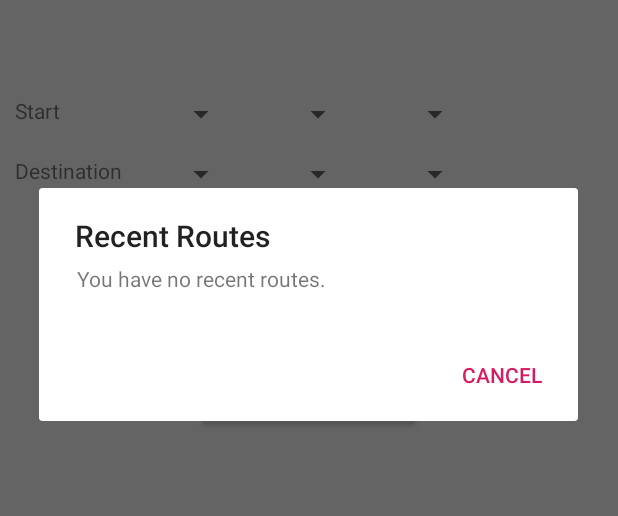
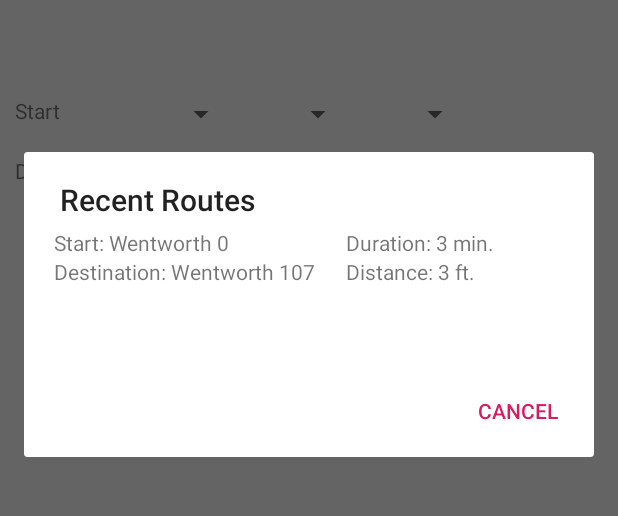
Before and after one commit to fossij/Monumap, an Android app: the screen it shows after launch (Home), in the side drawer, after a tap on "Recent Routes", on a phone screen of 412 x 824 dp, the part 313-829 px from its top. Run offline under Robolectric (Android 15) with nearby library versions, the phone set to English and light mode, and no system bars.

Commit message:
Added adapter for recent routes

```diff
--- /dev/null
+++ b/app/src/main/java/edu/wit/mobileapp/monumap/Adapters/RecentRoutesListAdapter.java
@@ -0,0 +1,45 @@
+package edu.wit.mobileapp.monumap.Adapters;
+
+import android.content.Context;
+import android.view.LayoutInflater;
+import android.view.View;
+import android.view.ViewGroup;
+import android.widget.ArrayAdapter;
+import android.widget.TextView;
+
+import java.util.List;
+
+import edu.wit.mobileapp.monumap.Entities.Route;
+import edu.wit.mobileapp.monumap.R;
+
+public class RecentRoutesListAdapter extends ArrayAdapter<Route> {
+    private LayoutInflater mInflater;
+
+    public RecentRoutesListAdapter(Context context, int rid, List<Route> list) {
+        super(context, rid, list);
+        mInflater = (LayoutInflater)context.getSystemService(Context.LAYOUT_INFLATER_SERVICE);
+    }
+
+    public View getView(int position, View convertView, ViewGroup parent) {
+        Route route = getItem(position);
+        View view = mInflater.inflate(R.layout.recent_routes_list_item, null);
+
+        // set route start location
+        TextView routeStart = view.findViewById(R.id.recent_route_start_location_name);
+        routeStart.setText(getContext().getResources().getString(R.string.recent_routes_start_location, route.getStart().getLocationName()));
+
+        // set route destination location
+        TextView routeDestination = view.findViewById(R.id.recent_route_destination_location_name);
+        routeDestination.setText(getContext().getResources().getString(R.string.recent_routes_destination_location, route.getDestination().getLocationName()));
+
+        // set route duration
+        TextView routeDuration = view.findViewById(R.id.recent_route_duration);
+        routeDuration.setText(getContext().getResources().getString(R.string.recent_routes_duration, route.getDuration()));
+
+        // set route distance
+        TextView routeDistance = view.findViewById(R.id.recent_route_distance);
+        routeDistance.setText(getContext().getResources().getString(R.string.recent_routes_distance, route.getDistance()));
+
+        return view;
+    }
+}
--- a/app/src/main/java/edu/wit/mobileapp/monumap/Dialogs/RecentRoutes.java
+++ b/app/src/main/java/edu/wit/mobileapp/monumap/Dialogs/RecentRoutes.java
@@ -5,25 +5,36 @@ import android.app.Dialog;
 import android.content.DialogInterface;
 import android.os.Bundle;
 import android.support.v4.app.DialogFragment;
+import android.util.Log;
 import android.view.LayoutInflater;
 import android.view.View;
 import android.view.ViewGroup;
+import android.widget.AdapterView;
+import android.widget.ArrayAdapter;
+import android.widget.ListView;
+import android.widget.TextView;
+import android.widget.Toast;
 
 import java.util.ArrayList;
 
+import edu.wit.mobileapp.monumap.Adapters.RecentRoutesListAdapter;
 import edu.wit.mobileapp.monumap.Entities.Route;
 import edu.wit.mobileapp.monumap.R;
 
 public class RecentRoutes extends DialogFragment {
     private ArrayList<Route> recentRoutes;
+    private int numRoutes;
+    private Route selectedRoute;
 
-    public void setRecentRoutes(ArrayList<Route> recentRoutes) {
+
+    public void setRecentRoutes(ArrayList<Route> recentRoutes, int numRoutes) {
         this.recentRoutes = recentRoutes;
+        this.numRoutes = numRoutes;
     }
 
     @Override
-    public Dialog onCreateDialog(Bundle savedInstanceState) {
-        AlertDialog.Builder builder = new AlertDialog.Builder(getActivity());
+    public Dialog onCreateDialog(final Bundle savedInstanceState) {
+        final AlertDialog.Builder builder = new AlertDialog.Builder(getActivity());
         LayoutInflater inflater = requireActivity().getLayoutInflater();
         View view = inflater.inflate(R.layout.fragment_recent_routes, null);
 
@@ -34,11 +45,27 @@ public class RecentRoutes extends DialogFragment {
 
         // check empty
         if(!recentRoutes.isEmpty()) {
-            // set text view
-            builder.setPositiveButton(getString(R.string.recent_routes_calculate), new DialogInterface.OnClickListener() {
+            // remove text view
+            TextView textView = view.findViewById(R.id.no_recent_routes_text);
+            textView.setVisibility(View.GONE);
+
+            // store only desired number of recent routes
+            ArrayList<Route> tmpRecentRoutes = new ArrayList<>();
+            if(numRoutes > recentRoutes.size()) {
+                numRoutes = recentRoutes.size();
+            }
+            for(int i = 0; i < numRoutes; i++) {
+                tmpRecentRoutes.add(recentRoutes.get(i));
+            }
+
+            // create list adapter for updated list
+            final RecentRoutesListAdapter adapter = new RecentRoutesListAdapter(getActivity(), R.id.recent_routes_list, tmpRecentRoutes);
+            builder.setAdapter(adapter, new DialogInterface.OnClickListener() {
                 @Override
                 public void onClick(DialogInterface dialogInterface, int i) {
-
+                    selectedRoute = adapter.getItem(i);
+                    // either calculate route or figure out how to hold onto value and not close dialog...
+                    Toast.makeText(getActivity(), "Calculating route " + selectedRoute.getStart().getLocationName(), Toast.LENGTH_LONG).show();
                 }
             });
         }
--- a/app/src/main/java/edu/wit/mobileapp/monumap/Dialogs/Settings.java
+++ b/app/src/main/java/edu/wit/mobileapp/monumap/Dialogs/Settings.java
@@ -6,6 +6,7 @@ import android.content.DialogInterface;
 import android.content.SharedPreferences;
 import android.os.Bundle;
 import android.support.v4.app.DialogFragment;
+import android.util.Log;
 import android.view.LayoutInflater;
 import android.view.View;
 import android.widget.ArrayAdapter;
@@ -16,7 +17,7 @@ import edu.wit.mobileapp.monumap.R;
 
 public class Settings extends DialogFragment {
     private SharedPreferences sharedPreferences;
-    private final Integer[] recentRoutesOptions = new Integer[]{1,2,3,4,5,10,20};
+    private final Integer[] recentRoutesOptions = new Integer[]{1,2,3,4,5};
 
     public void setSharedPreferences(SharedPreferences sharedPreferences) {
         this.sharedPreferences = sharedPreferences;
@@ -36,7 +37,7 @@ public class Settings extends DialogFragment {
         final Spinner recentRoutesSpinner = view.findViewById(R.id.settings_recent_routes_spinner);
         ArrayAdapter<Integer> recentRoutesAdapter = new ArrayAdapter<Integer>(getContext(), android.R.layout.simple_spinner_item, recentRoutesOptions);
         recentRoutesSpinner.setAdapter(recentRoutesAdapter);
-        recentRoutesSpinner.setSelection(sharedPreferences.getInt("recentRoutesNumber", 0));
+        recentRoutesSpinner.setSelection(sharedPreferences.getInt(getString(R.string.sp_recentRoutesPosition), 0));
 
         builder.setTitle(R.string.settings_title)
                 .setPositiveButton(R.string.settings_save, new DialogInterface.OnClickListener() {
@@ -46,7 +47,8 @@ public class Settings extends DialogFragment {
                         SharedPreferences.Editor editor = sharedPreferences.edit();
                         editor.putBoolean(getString(R.string.sp_wheelchairAccessibilityEnabled), wheelchairButton.isChecked());
                         editor.putBoolean(getString(R.string.sp_textToSpeechEnabled), textToSpeechButton.isChecked());
-                        editor.putInt("recentRoutesNumber", recentRoutesSpinner.getSelectedItemPosition());
+                        editor.putInt(getString(R.string.sp_recentRoutesPosition), recentRoutesSpinner.getSelectedItemPosition());
+                        editor.putInt(getString(R.string.sp_recentRoutesNumber), recentRoutesOptions[recentRoutesSpinner.getSelectedItemPosition()]);
                         editor.apply();
                     }
                 })
--- a/app/src/main/java/edu/wit/mobileapp/monumap/Home.java
+++ b/app/src/main/java/edu/wit/mobileapp/monumap/Home.java
@@ -1,6 +1,7 @@
 package edu.wit.mobileapp.monumap;
 
 import android.content.Context;
+import android.content.DialogInterface;
 import android.content.Intent;
 import android.content.SharedPreferences;
 import android.support.annotation.NonNull;
@@ -8,15 +9,21 @@ import android.support.design.widget.NavigationView;
 import android.support.v4.view.GravityCompat;
 import android.support.v4.widget.DrawerLayout;
 import android.support.v7.app.ActionBarDrawerToggle;
+import android.support.v7.app.AlertDialog;
 import android.support.v7.app.AppCompatActivity;
 import android.os.Bundle;
 import android.support.v7.widget.Toolbar;
+import android.view.LayoutInflater;
 import android.view.MenuItem;
 import android.view.View;
+import android.widget.ArrayAdapter;
 import android.widget.Button;
+import android.widget.TextView;
+import android.widget.Toast;
 
 import java.util.ArrayList;
 
+import edu.wit.mobileapp.monumap.Adapters.RecentRoutesListAdapter;
 import edu.wit.mobileapp.monumap.Dialogs.RecentRoutes;
 import edu.wit.mobileapp.monumap.Dialogs.Settings;
 import edu.wit.mobileapp.monumap.Entities.Direction;
@@ -65,13 +72,7 @@ public class Home extends AppCompatActivity implements NavigationView.OnNavigati
                 ArrayList<Instruction> instructions = new ArrayList<>();
                 instructions.add(new Instruction("Take a left", Direction.LEFT, 1, 1));
                 instructions.add(new Instruction("Take a right", Direction.RIGHT, 1, 1));
-                instructions.add(new Instruction("Go down the stairs", Direction.STAIRS, 1, 1));
-                instructions.add(new Instruction("Take a left", Direction.LEFT, 1, 1));
-                instructions.add(new Instruction("Take a right", Direction.RIGHT, 1, 1));
-                instructions.add(new Instruction("Go down the stairs", Direction.STAIRS, 1, 1));
-                instructions.add(new Instruction("Take a left", Direction.LEFT, 1, 1));
-                instructions.add(new Instruction("Take a right", Direction.RIGHT, 1, 1));
-                instructions.add(new Instruction("Go down the stairs", Direction.STAIRS, 1, 1));
+                instructions.add(new Instruction("Take the stairs", Direction.STAIRS, 1, 1));
                 int duration = 3;
                 int distance = 3;
 
@@ -96,9 +97,10 @@ public class Home extends AppCompatActivity implements NavigationView.OnNavigati
                 drawerLayout.closeDrawer(GravityCompat.START);
                 break;
             case R.id.nav_recent_routes:
+                ArrayList<Route> recentRoutesList = createTestRoutes();
+                int numRoutes = sharedPreferences.getInt(getString(R.string.sp_recentRoutesNumber), 1);
                 RecentRoutes recentRoutes = new RecentRoutes();
-                ArrayList<Route> recentRoutesList = new ArrayList<>();
-                recentRoutes.setRecentRoutes(recentRoutesList);
+                recentRoutes.setRecentRoutes(recentRoutesList, numRoutes);
                 recentRoutes.show(this.getSupportFragmentManager(), "RecentRoutesDialog");
                 drawerLayout.closeDrawer(GravityCompat.START);
                 break;
@@ -122,4 +124,20 @@ public class Home extends AppCompatActivity implements NavigationView.OnNavigati
     private void initializeStorage() {
         sharedPreferences = getSharedPreferences(getString(R.string.preferences), Context.MODE_PRIVATE);
     }
+
+    private ArrayList<Route> createTestRoutes() {
+        ArrayList<Route> res = new ArrayList<>();
+        for(int i = 0; i < 4; i++) {
+            Location start = new Location("Wentworth", 1, i);
+            Location destination = new Location("Wentworth", 1, 107);
+            ArrayList<Instruction> instructions = new ArrayList<>();
+            instructions.add(new Instruction("Take a right", Direction.RIGHT, 1, 1));
+            instructions.add(new Instruction("Go down the stairs", Direction.STAIRS, 1, 1));
+            int duration = 3;
+            int distance = 3;
+            res.add(new Route(instructions, start, destination, duration, distance, 0));
+        }
+
+        return res;
+    }
 }
--- a/app/src/main/java/edu/wit/mobileapp/monumap/Instructions.java
+++ b/app/src/main/java/edu/wit/mobileapp/monumap/Instructions.java
@@ -53,14 +53,18 @@ public class Instructions extends AppCompatActivity {
         super.onCreate(savedInstanceState);
         setContentView(R.layout.activity_instructions);
 
-        // create nav menu
-        mBottomNavigationView = findViewById(R.id.nav_view);
-        mBottomNavigationView.setOnNavigationItemSelectedListener(mOnNavigationItemSelectedListener);
-
         // initialize data
         currentRoute = (Route) getIntent().getSerializableExtra("currentRoute");
         instructions = (ArrayList<Instruction>) currentRoute.getInstructions().clone();     // clone to not overwrite base instructions for route
         previousInstructions = new Stack<>();
+
+        // create nav menu
+        mBottomNavigationView = findViewById(R.id.nav_view);
+        mBottomNavigationView.setOnNavigationItemSelectedListener(mOnNavigationItemSelectedListener);
+        if(instructions.size() == 1) {
+            MenuItem nextButton = mBottomNavigationView.getMenu().findItem(R.id.nav_next);
+            nextButton.setTitle("Complete Route");
+        }
 
         // create progress bar
         progressBar = findViewById(R.id.progress_bar);
@@ -143,16 +147,17 @@ public class Instructions extends AppCompatActivity {
             item.setTitle("Complete Route");
         }
 
+        // if route completed, create complete dialog
+        if(instructions.isEmpty()) {
+            Complete complete = new Complete();
+            complete.show(this.getSupportFragmentManager(), "CompleteDialog");
+            return;
+        }
+
         // set previous button to visible if passed first instruction
         MenuItem prev = mBottomNavigationView.getMenu().findItem(R.id.nav_prev);
         if(!prev.isVisible()) {
             prev.setVisible(true);
         }
-
-        // if route completed, create complete dialog
-        else if(instructions.isEmpty()) {
-            Complete complete = new Complete();
-            complete.show(this.getSupportFragmentManager(), "CompleteDialog");
-        }
     }
 }
--- a/app/src/main/res/layout/fragment_recent_routes.xml
+++ b/app/src/main/res/layout/fragment_recent_routes.xml
@@ -12,11 +12,18 @@
 
         <TextView
             android:text="@string/recent_routes_no_routes_text"
+            android:id="@+id/no_recent_routes_text"
             android:layout_width="wrap_content"
             android:layout_height="wrap_content"
             android:layout_marginStart="25dp"
             android:layout_marginTop="5dp" />
 
+
+        <ListView
+            android:id="@+id/recent_routes_list"
+            android:layout_width="match_parent"
+            android:layout_height="wrap_content" />
+
     </LinearLayout>
 
 </FrameLayout>
--- a/app/src/main/res/layout/fragment_settings.xml
+++ b/app/src/main/res/layout/fragment_settings.xml
@@ -63,7 +63,7 @@
                 android:id="@+id/settings_recent_routes_spinner"
                 android:layout_width="wrap_content"
                 android:layout_height="wrap_content"
-                android:layout_marginStart="20dp" />
+                android:layout_marginStart="100dp" />
 
         </LinearLayout>
 
--- /dev/null
+++ b/app/src/main/res/layout/recent_routes_list_item.xml
@@ -0,0 +1,49 @@
+<?xml version="1.0" encoding="utf-8"?>
+<LinearLayout xmlns:android="http://schemas.android.com/apk/res/android"
+    android:layout_width="fill_parent"
+    android:layout_height="fill_parent"
+    android:orientation="horizontal">
+
+    <LinearLayout
+        android:layout_width="wrap_content"
+        android:layout_height="match_parent"
+        android:layout_marginStart="20dp"
+        android:layout_marginTop="5dp"
+        android:orientation="vertical">
+
+        <TextView
+            android:id="@+id/recent_route_start_location_name"
+            android:layout_width="wrap_content"
+            android:layout_height="wrap_content"
+            android:textSize="14sp"/>
+
+        <TextView
+            android:id="@+id/recent_route_destination_location_name"
+            android:layout_width="wrap_content"
+            android:layout_height="wrap_content"
+            android:textSize="14sp"/>
+
+    </LinearLayout>
+
+    <LinearLayout
+        android:layout_width="wrap_content"
+        android:layout_height="match_parent"
+        android:layout_marginStart="20dp"
+        android:layout_marginTop="5dp"
+        android:orientation="vertical">
+
+        <TextView
+            android:id="@+id/recent_route_duration"
+            android:layout_width="wrap_content"
+            android:layout_height="wrap_content"
+            android:textSize="14sp"/>
+
+        <TextView
+            android:id="@+id/recent_route_distance"
+            android:layout_width="wrap_content"
+            android:layout_height="wrap_content"
+            android:textSize="14sp"/>
+
+    </LinearLayout>
+
+</LinearLayout>
--- a/app/src/main/res/values/strings.xml
+++ b/app/src/main/res/values/strings.xml
@@ -44,5 +44,11 @@
     <string name="recent_routes_calculate">Calculate</string>
     <string name="recent_routes_cancel">Cancel</string>
     <string name="recent_routes_no_routes_text">You have no recent routes.</string>
-    <string name="settings_recent_routes_text">Number of recent routes to be displayed</string>
+    <string name="settings_recent_routes_text">Number of recent routes</string>
+    <string name="sp_recentRoutesPosition">recentRoutesPosition</string>
+    <string name="sp_recentRoutesNumber">recentRoutesNumber</string>
+    <string name="recent_routes_start_location"><![CDATA[Start: %1$s]]></string>
+    <string name="recent_routes_destination_location"><![CDATA[Destination: %1$s]]></string>
+    <string name="recent_routes_duration"><![CDATA[Duration: %1$d min.]]></string>
+    <string name="recent_routes_distance"><![CDATA[Distance: %1$d ft.]]></string>
 </resources>
```
